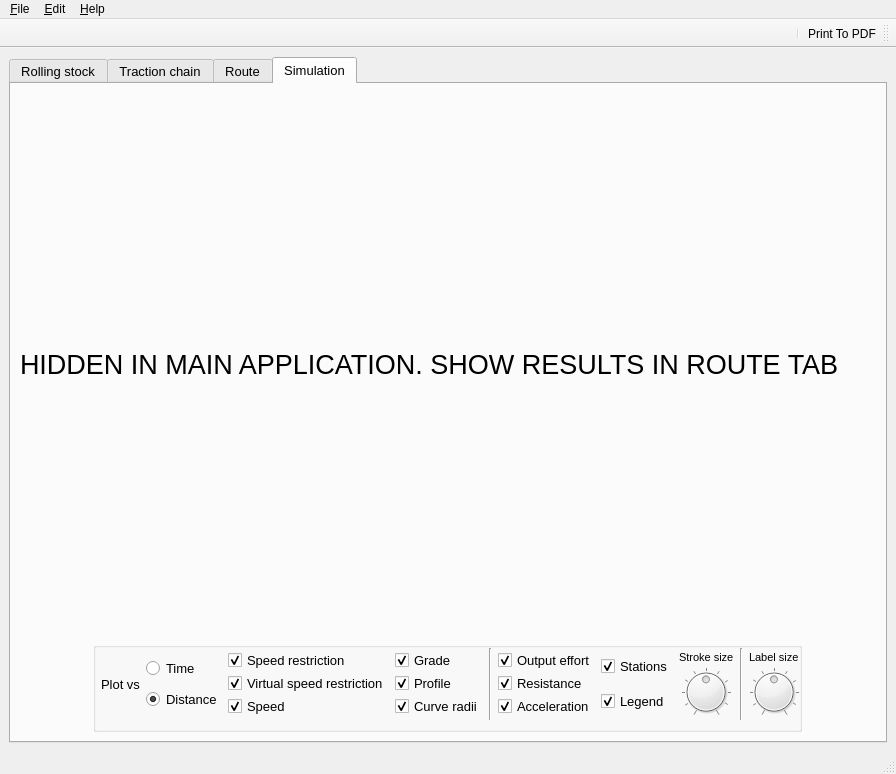
First picture: the form in RailwaySim_GUI.ui, repository danicc097/RailwaySim, before the edit.
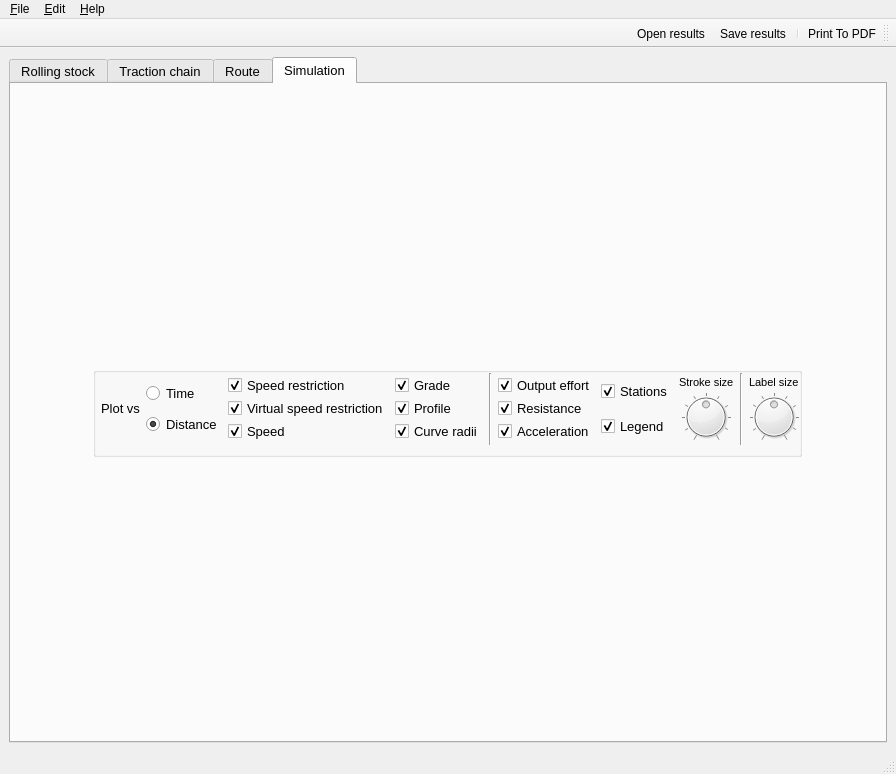
Second picture: the form after the edit. The open tabs and pages were chosen to show the change. Icons and pictures are not drawn.

Patch:
```diff
--- a/RailwaySim_GUI.ui
+++ b/RailwaySim_GUI.ui
@@ -2431,18 +2431,6 @@
         <string>Simulation</string>
        </attribute>
        <layout class="QVBoxLayout" name="verticalLayout_19">
-        <item>
-         <widget class="QLabel" name="label_15">
-          <property name="font">
-           <font>
-            <pointsize>20</pointsize>
-           </font>
-          </property>
-          <property name="text">
-           <string>HIDDEN IN MAIN APPLICATION. SHOW RESULTS IN ROUTE TAB</string>
-          </property>
-         </widget>
-        </item>
         <item alignment="Qt::AlignHCenter">
          <widget class="QGroupBox" name="groupBox_2">
           <property name="sizePolicy">
@@ -2484,7 +2472,7 @@
            </property>
            <item>
             <layout class="QHBoxLayout" name="horizontalLayout_31">
-             <item>
+             <item alignment="Qt::AlignVCenter">
               <widget class="QLabel" name="label_24">
                <property name="text">
                 <string>Plot vs</string>
@@ -2848,6 +2836,8 @@
    </attribute>
    <addaction name="actionPrintToPDF"/>
    <addaction name="separator"/>
+   <addaction name="actionSaveResults"/>
+   <addaction name="actionOpenResults"/>
   </widget>
   <action name="actionNew">
    <property name="text">
@@ -2952,6 +2942,28 @@
     <string>openCSV</string>
    </property>
   </action>
+  <action name="actionSaveResults">
+   <property name="text">
+    <string>Save results</string>
+   </property>
+   <property name="toolTip">
+    <string>Save results to CSV</string>
+   </property>
+   <property name="shortcut">
+    <string>Ctrl+Shift+D</string>
+   </property>
+  </action>
+  <action name="actionOpenResults">
+   <property name="text">
+    <string>Open results</string>
+   </property>
+   <property name="toolTip">
+    <string>Open results from CSV</string>
+   </property>
+   <property name="shortcut">
+    <string>Ctrl+Shift+O</string>
+   </property>
+  </action>
  </widget>
  <tabstops>
   <tabstop>LOCO_AXLES</tabstop>
```
Left out of the diff: 2 changed lines with no effect on the pictures.
